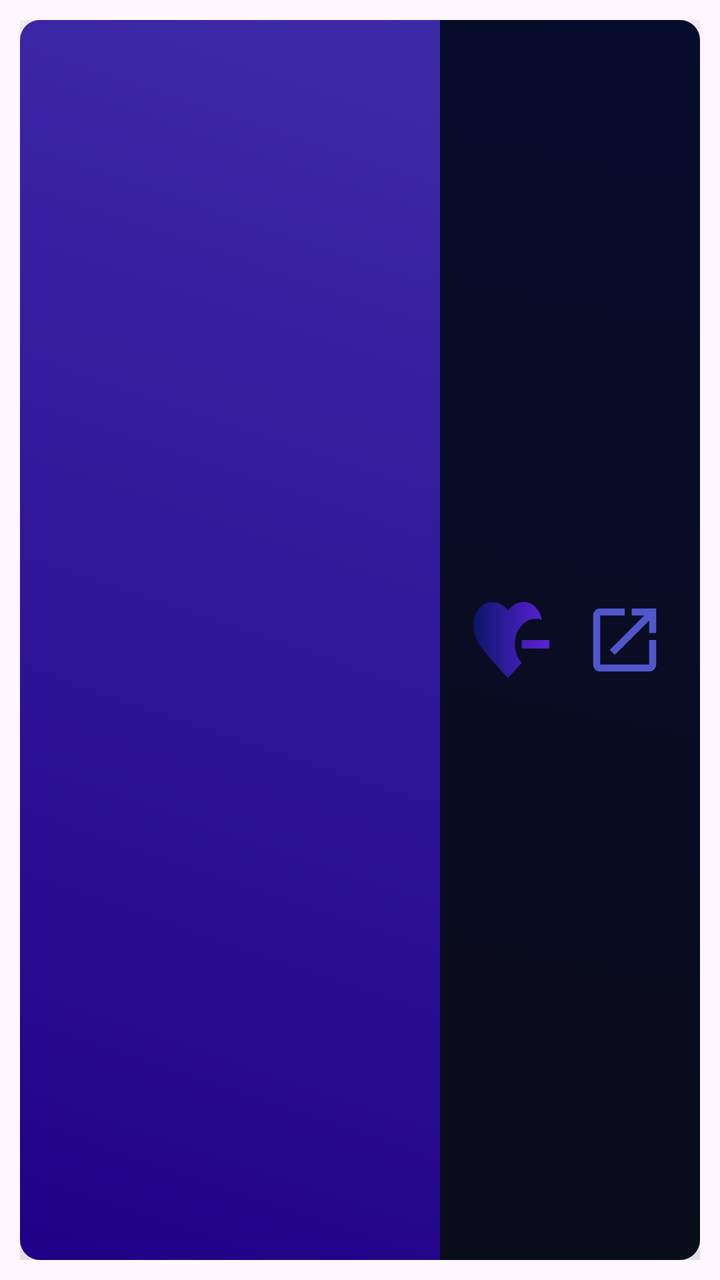
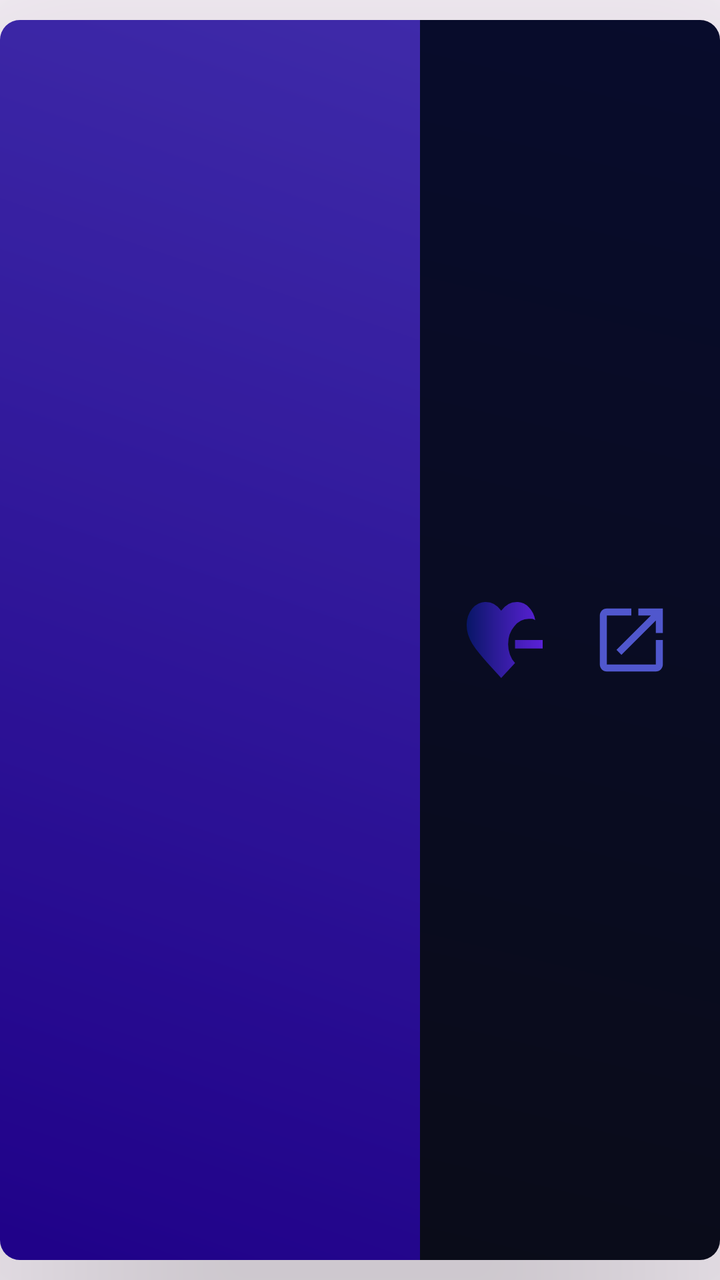

Screens rendered from an Android XML layout before and after an edit, with the pre-edit source and the edit as a unified diff.
<!-- AndroidManifest.xml: application theme Theme.SocialLed -->
<!-- res/layout/item_signs.xml -->
<?xml version="1.0" encoding="utf-8"?>
<androidx.constraintlayout.widget.ConstraintLayout xmlns:android="http://schemas.android.com/apk/res/android"
    android:layout_width="match_parent"
    android:layout_height="150dp"
    xmlns:app="http://schemas.android.com/apk/res-auto"
    android:padding="10dp"
    android:background="@color/transparent"
    >

    <com.google.android.material.card.MaterialCardView
        android:id="@+id/cvContainerSign"
        android:layout_width="match_parent"
        android:layout_height="match_parent"
        app:cardElevation="100dp"
        app:cardCornerRadius="10dp"
        app:strokeWidth="0dp"
        app:layout_constraintStart_toStartOf="parent"
        app:layout_constraintEnd_toEndOf="parent"
        app:layout_constraintTop_toTopOf="parent"
        app:layout_constraintBottom_toBottomOf="parent"
        android:background="@color/transparent">

        <androidx.constraintlayout.widget.ConstraintLayout
            android:layout_width="match_parent"
            android:layout_height="match_parent">


        <androidx.constraintlayout.widget.ConstraintLayout
            android:id="@+id/clNameSign"
            android:layout_width="210dp"
            android:layout_height="match_parent"
            app:layout_constraintStart_toStartOf="parent"
            app:layout_constraintTop_toTopOf="parent"
            app:layout_constraintBottom_toBottomOf="parent"
            app:layout_constraintEnd_toStartOf="@id/clButtonsSign"
            android:background="@drawable/item_name_sign_gradient">

            <TextView
                android:id="@+id/tvNameSign"
                android:layout_width="0dp"
                android:layout_height="0dp"
                android:textAllCaps="true"
                android:textSize="20sp"
                android:paddingHorizontal="25dp"
                android:textColor="@color/secondarySecond"
                app:layout_constraintStart_toStartOf="parent"
                app:layout_constraintBottom_toBottomOf="parent"
                app:layout_constraintEnd_toEndOf="parent"
                app:layout_constraintTop_toTopOf="parent"
                android:gravity="center"


                />

            <FrameLayout
                android:id="@+id/flBehindTransparent"
                android:layout_width="0dp"
                android:layout_height="0dp"
                app:layout_constraintStart_toStartOf="parent"
                app:layout_constraintEnd_toEndOf="parent"
                app:layout_constraintBottom_toBottomOf="parent"
                app:layout_constraintTop_toTopOf="parent"
                android:background="@color/black_transparent"

                />

        </androidx.constraintlayout.widget.ConstraintLayout>


        <androidx.constraintlayout.widget.ConstraintLayout
            android:id="@+id/clButtonsSign"
            android:layout_width="0dp"
            android:layout_height="match_parent"
            app:layout_constraintStart_toEndOf="@id/clNameSign"
            app:layout_constraintEnd_toEndOf="parent"
            app:layout_constraintTop_toTopOf="parent"
            app:layout_constraintBottom_toBottomOf="parent"
            android:background="@drawable/item_buttons_signs_gradient"
            >

            <ImageButton
                android:id="@+id/btnFullViewSigns"
                android:layout_width="42dp"
                android:layout_height="42dp"
                app:layout_constraintStart_toEndOf="@id/btnSignDelete"
                app:layout_constraintTop_toTopOf="parent"
                app:layout_constraintBottom_toBottomOf="parent"
                android:background="@drawable/ic_view_complete"
                android:backgroundTint="@color/tertiarySecond"
                app:layout_constraintEnd_toEndOf="parent"


                />

            <ImageButton
                android:id="@+id/btnSignDelete"
                android:layout_width="wrap_content"
                android:layout_height="wrap_content"
                app:layout_constraintStart_toStartOf="parent"
                app:layout_constraintTop_toTopOf="parent"
                android:background="@drawable/ic_delete_sign"
                app:layout_constraintBottom_toBottomOf="parent"
                app:layout_constraintEnd_toStartOf="@id/btnFullViewSigns"
                />





        </androidx.constraintlayout.widget.ConstraintLayout>


        </androidx.constraintlayout.widget.ConstraintLayout>

    </com.google.android.material.card.MaterialCardView>


</androidx.constraintlayout.widget.ConstraintLayout>
<!-- resources referenced by this layout -->
<resources>
  <color name="black_transparent">#40000000</color>
  <color name="secondarySecond">#CAC5C5</color>
  <color name="tertiarySecond">#5057CD</color>
  <color name="transparent">#00000000</color>
  <!-- drawable ic_delete_sign (drawable) -->
  <vector xmlns:android="http://schemas.android.com/apk/res/android"
      xmlns:aapt="http://schemas.android.com/aapt"
      android:width="38dp"
      android:height="38dp"
      android:viewportWidth="22"
      android:viewportHeight="18">
    <path
        android:pathData="M14,11L14,9h8v2ZM10,18L6.83,15.15c-1.2,-1.08 -2.23,-2 -3.09,-2.9a21.66,21.66 0,0 1,-2.13 -2.4,8.78 8.78,0 0,1 -1.22,-2.18A6.25,6.25 0,0 1,0 5.47,5.37 5.37,0 0,1 5.5,0 5.89,5.89 0,0 1,10 2.07,5.93 5.93,0 0,1 14.5,0a5.13,5.13 0,0 1,3.56 1.29,5.41 5.41,0 0,1 1.79,3A5.08,5.08 0,0 0,19 4,4.43 4.43,0 0,0 18.08,4a5.88,5.88 0,0 0,-4.3 1.76A5.81,5.81 0,0 0,12 10a5.88,5.88 0,0 0,0.53 2.46,5.71 5.71,0 0,0 1.47,2l-1.24,1.09c-0.51,0.44 -0.94,0.83 -1.31,1.16Z">
      <aapt:attr name="android:fillColor">
        <gradient 
            android:startX="0"
            android:startY="9"
            android:endX="22"
            android:endY="9"
            android:type="linear">
          <item android:offset="0" android:color="#FF081666"/>
          <item android:offset="0.38" android:color="#FF2B1B96"/>
          <item android:offset="0.79" android:color="#FF4D1FC4"/>
          <item android:offset="1" android:color="#FF5A21D6"/>
        </gradient>
      </aapt:attr>
    </path>
  </vector>
  <!-- drawable ic_view_complete (drawable) -->
  <vector android:autoMirrored="true" android:height="24dp"
      android:tint="#FFFFFF" android:viewportHeight="24"
      android:viewportWidth="24" android:width="24dp" xmlns:android="http://schemas.android.com/apk/res/android">
      <path android:fillColor="@android:color/white" android:pathData="M19,19H5V5h7V3H5c-1.11,0 -2,0.9 -2,2v14c0,1.1 0.89,2 2,2h14c1.1,0 2,-0.9 2,-2v-7h-2v7zM14,3v2h3.59l-9.83,9.83 1.41,1.41L19,6.41V10h2V3h-7z"/>
  </vector>
  <!-- drawable item_buttons_signs_gradient (drawable) -->
  <?xml version="1.0" encoding="utf-8"?>
  <shape xmlns:android="http://schemas.android.com/apk/res/android">
      <gradient
          android:startColor="#0A0C19"
          android:endColor="#080C2C"
          android:type="linear"
          android:angle="45" />
  </shape>
  <!-- drawable item_name_sign_gradient (drawable) -->
  <?xml version="1.0" encoding="utf-8"?>
  <shape xmlns:android="http://schemas.android.com/apk/res/android">
      <gradient
          android:startColor="#2A02B6"
          android:endColor="#5338E1"
          android:type="linear"
          android:angle="45" />
  </shape>
  <style name="Theme.SocialLed" parent="Base.Theme.SocialLed" />
  <style name="Base.Theme.SocialLed" parent="Theme.Material3.DayNight.NoActionBar">
  
          <item name="fontFamily">@font/dmsan</item>
          <item name="android:statusBarColor">@color/tertiary</item>
  
      </style>
  <color name="tertiary">#04042E</color>
</resources>

<!-- the commit's change to res/layout/item_signs.xml (unified diff, before → after) -->
@@ -3,7 +3,6 @@
     android:layout_width="match_parent"
     android:layout_height="150dp"
     xmlns:app="http://schemas.android.com/apk/res-auto"
-    android:padding="10dp"
     android:background="@color/transparent"
     >
 
@@ -18,7 +17,8 @@
         app:layout_constraintEnd_toEndOf="parent"
         app:layout_constraintTop_toTopOf="parent"
         app:layout_constraintBottom_toBottomOf="parent"
-        android:background="@color/transparent">
+        android:background="@color/transparent"
+        android:layout_marginVertical="10dp">
 
         <androidx.constraintlayout.widget.ConstraintLayout
             android:layout_width="match_parent"
